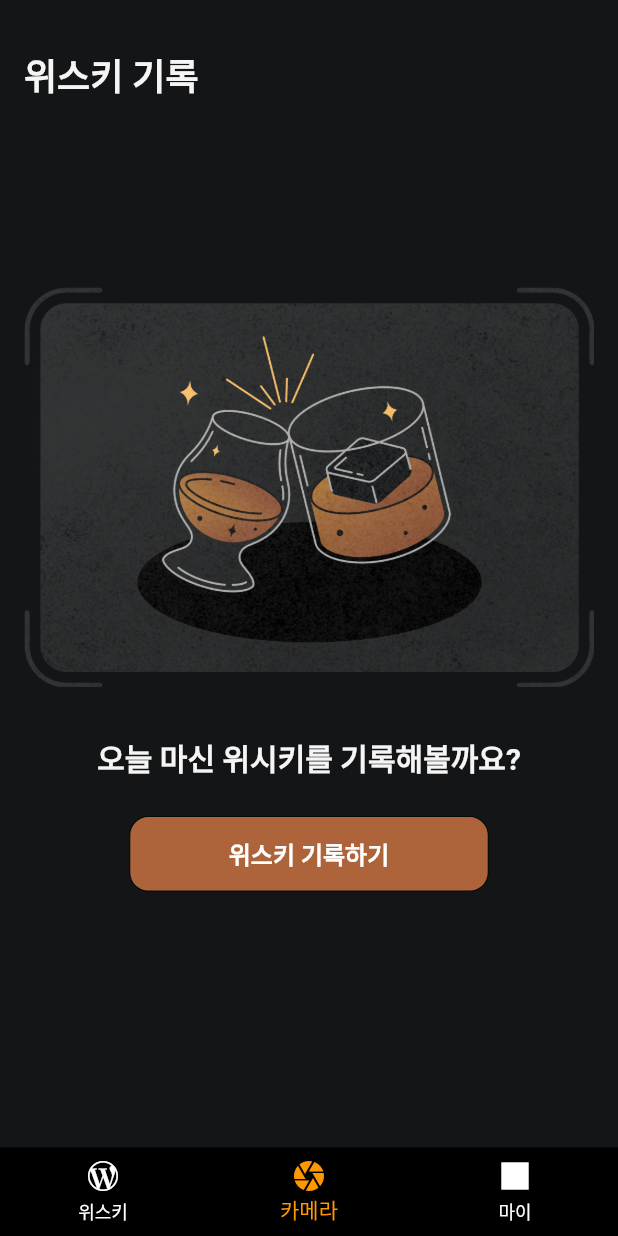
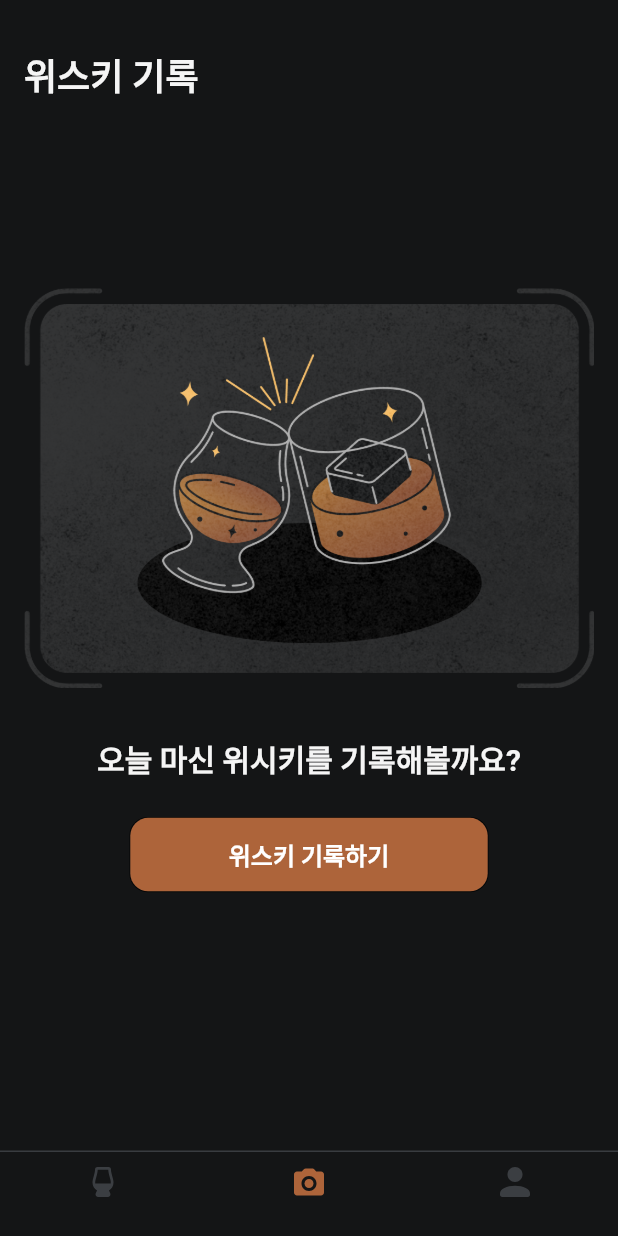
Before and after one commit to earning-rightly/whilabel, a Flutter app: the screen it shows after launch, item 2 of the bottom bar chosen, on a phone screen of 412 x 824 dp. Run offline on Flutter 3.47's test engine with Material 2 defaults, Android fonts, the phone set to English and light mode, and no system bars; our stand-ins replace cloud_firestore, dartx, firebase_auth, firebase_core, firebase_storage, flutter_dotenv and 12 more; missing offline and left inert: cloud_firestore_odm, kakao_flutter_sdk_user, photo_gallery, popup_banner; accounts and stored records are empty; generated files the repository leaves out were written again; Roboto replaces fonts that are missing (Pretendard); project files that could hold a hidden picture were left out.

Commit message:
[feature] Add design on BottomNavigationBar

```diff
--- a/apps/mobiles/whilabel/lib/app_root.dart
+++ b/apps/mobiles/whilabel/lib/app_root.dart
@@ -1,7 +1,10 @@
 import 'package:flutter/material.dart';
+import 'package:flutter_svg/svg.dart';
 import 'package:provider/provider.dart';
 import 'package:whilabel/data/user/app_user.dart';
 import 'package:whilabel/domain/global_provider/current_user_status.dart';
+import 'package:whilabel/screens/_constants/colors_manager.dart';
+import 'package:whilabel/screens/_constants/path/svg_icon_paths.dart';
 import 'package:whilabel/screens/camera/camera_view.dart';
 import 'package:whilabel/screens/home/home_view.dart';
 import 'package:whilabel/screens/my_page/my_page_view.dart';
@@ -34,10 +37,6 @@ class _AppRootState extends State<AppRoot> {
     // TODO: implement initState
     super.initState();
     initAsync();
-
-    // Future.microtask(() async {
-    //   appUser = await context.read<CurrentUserStatus>().getAppUser();
-    // });
   }
 
   void initAsync() async {
@@ -53,45 +52,62 @@ class _AppRootState extends State<AppRoot> {
       length: 2,
       initialIndex: 0,
       child: Scaffold(
-        // appBar: (() {
-        //   switch (selectedBottomNavigationIndex) {
-        //     case 0:
-        //       // return buildHomeAppbar(context, myWhiskeyCounters);
-        //       return buildHomeAppbar(context, myWhiskeyCounters);
-        //     case 1:
-        //       break;
-        //     case 2:
-        //       break;
-        //   }
-        // })(),
         body:
             bottomNavigationBodyRoutes.elementAt(selectedBottomNavigationIndex),
-        bottomNavigationBar: BottomNavigationBar(
-          type: BottomNavigationBarType.fixed,
-          backgroundColor: Colors.black,
+        bottomNavigationBar: Container(
+          decoration: BoxDecoration(
+            border: Border(
+                top: BorderSide(color: ColorsManager.black300, width: 1.0)),
+          ),
+          child: BottomNavigationBar(
+            showSelectedLabels: false,
+            backgroundColor: ColorsManager.black100,
             items: <BottomNavigationBarItem>[
               BottomNavigationBarItem(
-              icon: Icon(Icons.wordpress_sharp),
-              label: '위스키',
-              backgroundColor: Colors.white,
+                icon: SvgPicture.asset(
+                  SvgIconPath.whisky,
+                  colorFilter:
+                      ColorFilter.mode(ColorsManager.black300, BlendMode.srcIn),
+                ),
+                activeIcon: SvgPicture.asset(
+                  SvgIconPath.whisky,
+                  colorFilter:
+                      ColorFilter.mode(ColorsManager.brown100, BlendMode.srcIn),
+                ),
+                label: 'whisky',
               ),
               BottomNavigationBarItem(
-              icon: Icon(Icons.camera),
-              label: '카메라',
-              backgroundColor: Colors.white,
+                icon: SvgPicture.asset(
+                  SvgIconPath.camera,
+                  colorFilter:
+                      ColorFilter.mode(ColorsManager.black300, BlendMode.srcIn),
+                ),
+                activeIcon: SvgPicture.asset(
+                  SvgIconPath.camera,
+                  colorFilter:
+                      ColorFilter.mode(ColorsManager.brown100, BlendMode.srcIn),
+                ),
+                label: 'camera',
               ),
               BottomNavigationBarItem(
-              icon: Icon(Icons.square),
-              label: '마이',
+                icon: SvgPicture.asset(
+                  SvgIconPath.user,
+                  colorFilter:
+                      ColorFilter.mode(ColorsManager.black300, BlendMode.srcIn),
+                ),
+                activeIcon: SvgPicture.asset(
+                  SvgIconPath.user,
+                  colorFilter:
+                      ColorFilter.mode(ColorsManager.brown100, BlendMode.srcIn),
+                ),
+                label: 'myPage',
               ),
             ],
             currentIndex: selectedBottomNavigationIndex,
-          selectedItemColor: Colors.orange,
-          unselectedItemColor: Colors.white,
-          unselectedLabelStyle: TextStyle(
-            color: Colors.grey,
+            selectedItemColor: ColorsManager.brown100,
+            unselectedItemColor: ColorsManager.black100,
+            onTap: _onItemTapped,
           ),
-          onTap: _onItemTapped,
         ),
       ),
     );
--- a/apps/mobiles/whilabel/lib/screens/_constants/path/svg_icon_paths.dart
+++ b/apps/mobiles/whilabel/lib/screens/_constants/path/svg_icon_paths.dart
@@ -12,6 +12,10 @@ class SvgIconPath {
   static String close = "assets/icon/close.svg";
   static String notification = "assets/icon/notification.svg";
   static String notificationNew = "assets/icon/notification_new.svg";
+  static String whisky = "assets/icon/whisky.svg";
+  static String camera = "assets/icon/camera.svg";
+  static String user = "assets/icon/user.svg";
+
   static String checkBold = "assets/icon/_check/check_Bold.svg";
 
   static String downLoad = "assets/icon/download.svg";
```
Also changed, not shown: apps/mobiles/whilabel/assets/icon/whisky.svg (renamed from apps/mobiles/whilabel/assets/icon/whiskey.svg). Lines whose indentation alone changed are shown as unchanged.
